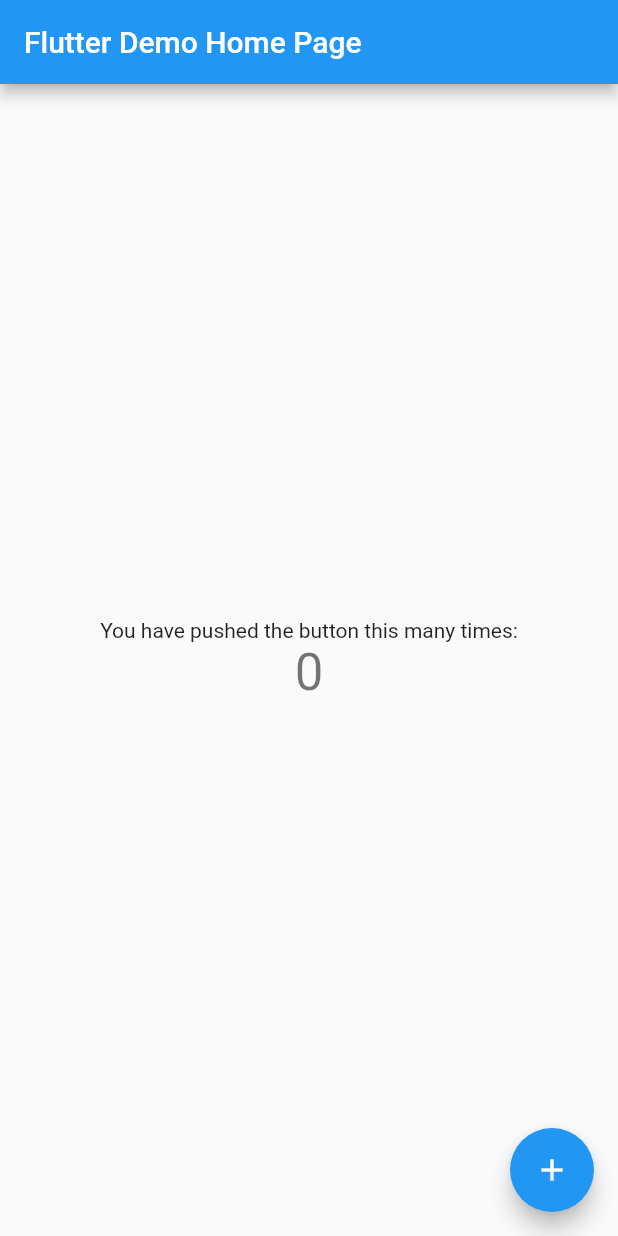
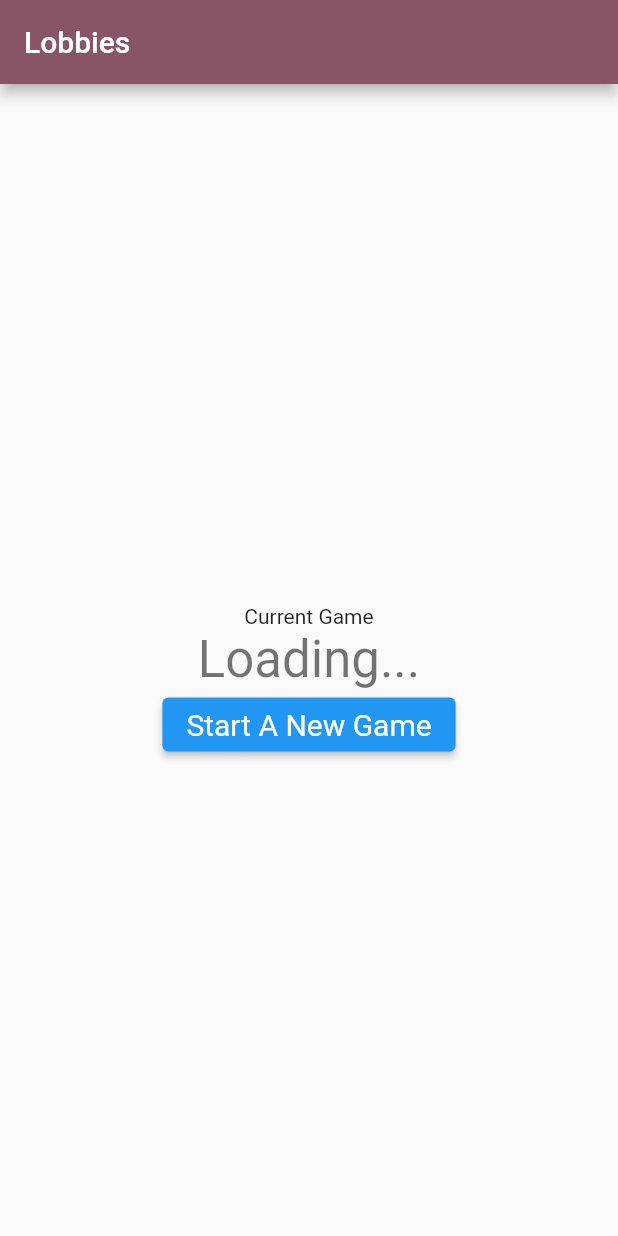
Before and after one commit to Joshalphonse/firebasefluttervelo, a Flutter app: the screen it shows after launch, on a phone screen of 412 x 824 dp. Run offline on Flutter 3.47's test engine with Material 2 defaults, Android fonts, the phone set to English and light mode, and no system bars; our stand-ins replace cloud_firestore, firebase_core; accounts and stored records are empty.

```diff
--- a/lib/main.dart
+++ b/lib/main.dart
@@ -1,5 +1,8 @@
+import 'package:cloud_firestore/cloud_firestore.dart';
 import 'package:firebase_core/firebase_core.dart';
 import 'package:firebasedemo/firebase_options.dart';
+import 'package:flutter/material.dart';
+
 import 'package:flutter/material.dart';
 
 void main() async {
@@ -13,109 +16,67 @@ void main() async {
 class MyApp extends StatelessWidget {
   const MyApp({super.key});
 
-  // This widget is the root of your application.
+  static const String _title = 'Lobbies';
+
   @override
   Widget build(BuildContext context) {
     return MaterialApp(
-      title: 'Flutter Demo',
-      theme: ThemeData(
-        // This is the theme of your application.
-        //
-        // Try running your application with "flutter run". You'll see the
-        // application has a blue toolbar. Then, without quitting the app, try
-        // changing the primarySwatch below to Colors.green and then invoke
-        // "hot reload" (press "r" in the console where you ran "flutter run",
-        // or simply save your changes to "hot reload" in a Flutter IDE).
-        // Notice that the counter didn't reset back to zero; the application
-        // is not restarted.
-        primarySwatch: Colors.blue,
+      title: _title,
+      home: Scaffold(
+        appBar: AppBar(
+            backgroundColor: Color(0xff885566), title: const Text(_title)),
+        body: const MyStatefulWidget(),
       ),
-      home: const MyHomePage(title: 'Flutter Demo Home Page'),
     );
   }
 }
 
-class MyHomePage extends StatefulWidget {
-  const MyHomePage({super.key, required this.title});
-
-  // This widget is the home page of your application. It is stateful, meaning
-  // that it has a State object (defined below) that contains fields that affect
-  // how it looks.
-
-  // This class is the configuration for the state. It holds the values (in this
-  // case the title) provided by the parent (in this case the App widget) and
-  // used by the build method of the State. Fields in a Widget subclass are
-  // always marked "final".
-
-  final String title;
+class MyStatefulWidget extends StatefulWidget {
+  const MyStatefulWidget({super.key});
 
   @override
-  State<MyHomePage> createState() => _MyHomePageState();
+  State<MyStatefulWidget> createState() => _MyStatefulWidgetState();
 }
 
-class _MyHomePageState extends State<MyHomePage> {
-  int _counter = 0;
-
-  void _incrementCounter() {
-    setState(() {
-      // This call to setState tells the Flutter framework that something has
-      // changed in this State, which causes it to rerun the build method below
-      // so that the display can reflect the updated values. If we changed
-      // _counter without calling setState(), then the build method would not be
-      // called again, and so nothing would appear to happen.
-      _counter++;
-    });
-  }
-
+class _MyStatefulWidgetState extends State<MyStatefulWidget> {
+  String gameId = "Loading...";
   @override
   Widget build(BuildContext context) {
-    // This method is rerun every time setState is called, for instance as done
-    // by the _incrementCounter method above.
-    //
-    // The Flutter framework has been optimized to make rerunning build methods
-    // fast, so that you can just rebuild anything that needs updating rather
-    // than having to individually change instances of widgets.
-    return Scaffold(
-      appBar: AppBar(
-        // Here we take the value from the MyHomePage object that was created by
-        // the App.build method, and use it to set our appbar title.
-        title: Text(widget.title),
+    final ButtonStyle style =
+        ElevatedButton.styleFrom(textStyle: const TextStyle(fontSize: 20));
+
+    return Center(
+      child: Column(
+        mainAxisSize: MainAxisSize.min,
+        children: <Widget>[
+          const SizedBox(height: 30),
+          const Text("Current Game"),
+          Text(gameId, style: Theme.of(context).textTheme.headline4),
+          ElevatedButton(
+            style: style,
+            onPressed: () {
+              _startNewGame();
+            },
+            child: const Text('Start A New Game'),
+          ),
+        ],
       ),
-      body: Center(
-        // Center is a layout widget. It takes a single child and positions it
-        // in the middle of the parent.
-        child: Column(
-          // Column is also a layout widget. It takes a list of children and
-          // arranges them vertically. By default, it sizes itself to fit its
-          // children horizontally, and tries to be as tall as its parent.
-          //
-          // Invoke "debug painting" (press "p" in the console, choose the
-          // "Toggle Debug Paint" action from the Flutter Inspector in Android
-          // Studio, or the "Toggle Debug Paint" command in Visual Studio Code)
-          // to see the wireframe for each widget.
-          //
-          // Column has various properties to control how it sizes itself and
-          // how it positions its children. Here we use mainAxisAlignment to
-          // center the children vertically; the main axis here is the vertical
-          // axis because Columns are vertical (the cross axis would be
-          // horizontal).
-          mainAxisAlignment: MainAxisAlignment.center,
-          children: <Widget>[
-            const Text(
-              'You have pushed the button this many times:',
-            ),
-            Text(
-              '$_counter',
-              style: Theme.of(context).textTheme.headline4,
-            ),
-          ],
-        ),
-      ),
-      floatingActionButton: FloatingActionButton(
-        onPressed: _incrementCounter,
-        tooltip: 'Increment',
-        child: const Icon(Icons.add),
-      ), // This trailing comma makes auto-formatting nicer for build methods.
     );
   }
 }
+
+var db = FirebaseFirestore.instance;
+Future<void> _startNewGame() {
+  var db = FirebaseFirestore.instance;
+  final batch = db.batch();
+
+  var gameId = FirebaseFirestore.instance.collection("Rooms").doc().id;
+
+  batch.set(db.collection('Globals').doc('Bootstrap'), {'currentGame': gameId},
+      SetOptions(merge: true));
+  batch.set(db.collection('Rooms').doc(gameId), {
+    'createdAt': Timestamp.now(),
+  });
+
+  return batch.commit();
+}
--- a/pubspec.yaml
+++ b/pubspec.yaml
@@ -32,6 +32,11 @@ dependencies:
   flutter:
     sdk: flutter
   firebase_core: ^1.24.0
+  firebase_auth: ^3.11.1
+  cloud_firestore: ^3.5.0
+  firebase_storage: ^10.3.10
+  firebase_database: ^9.1.6
+  google_sign_in: ^5.4.2
 
 
   # The following adds the Cupertino Icons font to your application.
```
Also changed, not shown: pubspec.lock, 4 other files.
